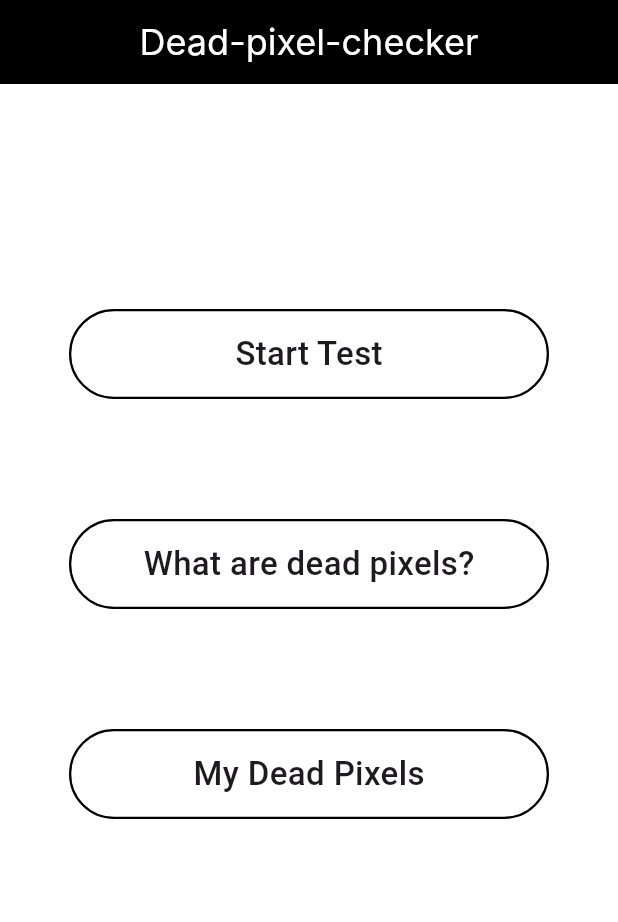
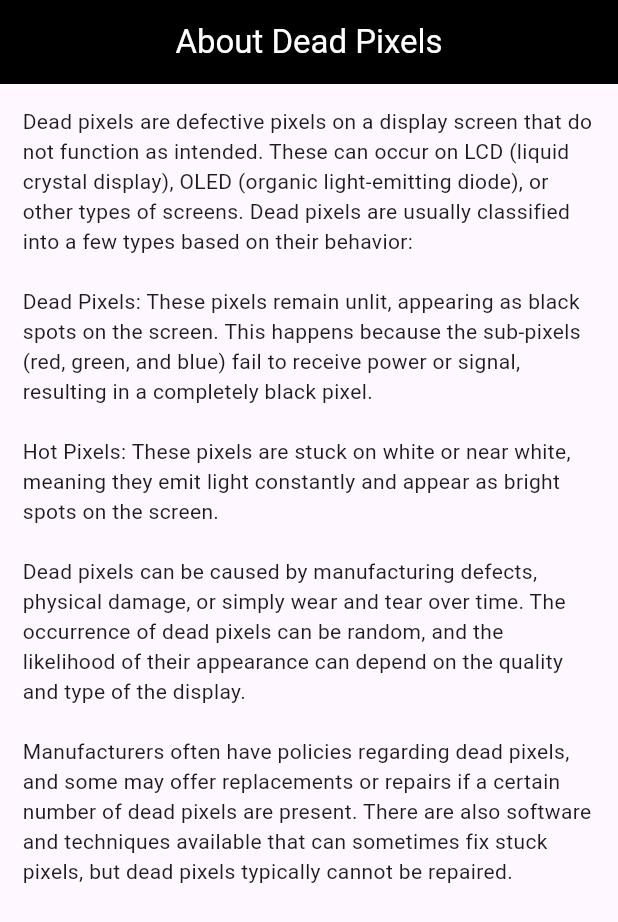
Before and after one commit to ShaaradNJ/Dead-Pixel-Checker-App, a Flutter app: the screen it shows after launch, on a phone screen of 412 x 824 dp. Shown: the top 922 px of the screen. Run offline on Flutter 3.47's test engine with Material 3 defaults, Android fonts, the light colour scheme and no system bars; Roboto replaces fonts that are missing (Inter).

Commit message:
about dead pixels page...

```diff
--- a/lib/home_screen.dart
+++ b/lib/home_screen.dart
@@ -51,6 +51,7 @@ class HomeScreen extends StatelessWidget {
             ),
           ),
           GestureDetector(
+
             child:Center(
             child: Padding(
               padding: const EdgeInsets.fromLTRB(10,70,10,10),
--- /dev/null
+++ b/lib/info_dead_pixels.dart
@@ -0,0 +1,35 @@
+import 'package:flutter/material.dart';
+
+class InfoDead extends StatelessWidget {
+  const InfoDead({super.key});
+
+  @override
+  Widget build(BuildContext context) {
+    return Scaffold(
+      appBar: AppBar(
+        title: const Center(child: Text("About Dead Pixels")),
+        foregroundColor: const Color.fromARGB(255, 255, 255, 255),
+        backgroundColor:  Colors.black,
+      ),
+
+      body: const Column(
+        children: [
+           Padding(
+             padding: EdgeInsets.all(15.0),
+             child: Text('''Dead pixels are defective pixels on a display screen that do not function as intended. These can occur on LCD (liquid crystal display), OLED (organic light-emitting diode), or other types of screens. Dead pixels are usually classified into a few types based on their behavior:
+
+Dead Pixels: These pixels remain unlit, appearing as black spots on the screen. This happens because the sub-pixels (red, green, and blue) fail to receive power or signal, resulting in a completely black pixel.
+
+Hot Pixels: These pixels are stuck on white or near white, meaning they emit light constantly and appear as bright spots on the screen.
+
+Dead pixels can be caused by manufacturing defects, physical damage, or simply wear and tear over time. The occurrence of dead pixels can be random, and the likelihood of their appearance can depend on the quality and type of the display.
+
+Manufacturers often have policies regarding dead pixels, and some may offer replacements or repairs if a certain number of dead pixels are present. There are also software and techniques available that can sometimes fix stuck pixels, but dead pixels typically cannot be repaired.'''),
+           )
+        ],
+      ),
+
+
+    );
+  }
+}
--- a/lib/main.dart
+++ b/lib/main.dart
@@ -1,5 +1,6 @@
 import 'package:dead_pixel_checker_app/green_screen.dart';
 import 'package:dead_pixel_checker_app/home_screen.dart';
+import 'package:dead_pixel_checker_app/info_dead_pixels.dart';
 import 'package:dead_pixel_checker_app/instruction.dart';
 import 'package:dead_pixel_checker_app/login_page.dart';
 import 'package:dead_pixel_checker_app/red_screen.dart';
@@ -21,7 +22,7 @@ class MyApp extends StatelessWidget {
   @override
   Widget build(BuildContext context) {
     return  const MaterialApp(
-      home:HomeScreen(),
+      home:InfoDead(),
 
 
 
```
